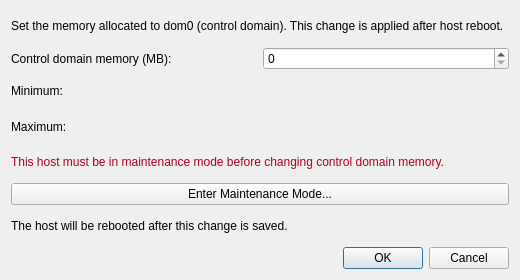
First picture: the form in src/xenadmin-ui/dialogs/controldomainmemorydialog.ui, repository benapetr/XenAdminQt, before the edit.
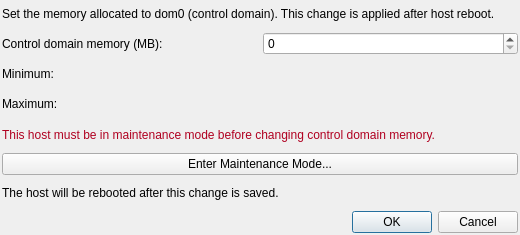
Second picture: the form after the edit.

The edit to the form file:
```diff
--- a/src/xenadmin-ui/dialogs/controldomainmemorydialog.ui
+++ b/src/xenadmin-ui/dialogs/controldomainmemorydialog.ui
@@ -7,13 +7,25 @@
     <x>0</x>
     <y>0</y>
     <width>520</width>
-    <height>280</height>
+    <height>235</height>
    </rect>
   </property>
   <property name="windowTitle">
    <string>Control Domain Memory</string>
   </property>
   <layout class="QVBoxLayout" name="verticalLayout">
+   <property name="leftMargin">
+    <number>2</number>
+   </property>
+   <property name="topMargin">
+    <number>2</number>
+   </property>
+   <property name="rightMargin">
+    <number>2</number>
+   </property>
+   <property name="bottomMargin">
+    <number>2</number>
+   </property>
    <item>
     <widget class="QLabel" name="introLabel">
      <property name="wordWrap">
@@ -27,7 +39,7 @@
    <item>
     <layout class="QHBoxLayout" name="memoryLayout">
      <item>
-     <widget class="QLabel" name="memoryLabel">
+      <widget class="QLabel" name="memoryLabel">
        <property name="text">
         <string>Control domain memory (MB):</string>
        </property>
```
Left out of the diff: 22 changed lines with no effect on the pictures.
